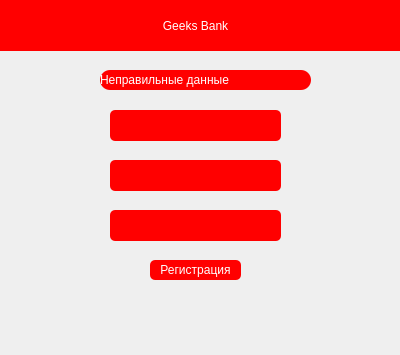
qwertymanuser/bank, file signin.ui: the form before one commit.
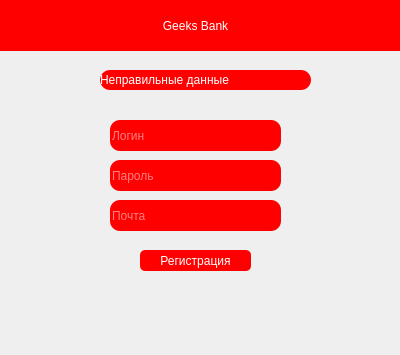
The form after the commit.

```diff
--- a/signin.ui
+++ b/signin.ui
@@ -54,76 +54,13 @@
     <string>Неправильные данные</string>
    </property>
   </widget>
-  <widget class="QLabel" name="login">
-   <property name="geometry">
-    <rect>
-     <x>110</x>
-     <y>110</y>
-     <width>171</width>
-     <height>31</height>
-    </rect>
-   </property>
-   <property name="accessibleName">
-    <string/>
-   </property>
-   <property name="accessibleDescription">
-    <string/>
-   </property>
-   <property name="styleSheet">
-    <string notr="true">font: 17pt &quot;Yu Gothic UI Semibold&quot;;
-color: white;
-background-color: red;
-border-radius: 5px;</string>
-   </property>
-   <property name="text">
-    <string/>
-   </property>
-  </widget>
-  <widget class="QLabel" name="password">
-   <property name="geometry">
-    <rect>
-     <x>110</x>
-     <y>160</y>
-     <width>171</width>
-     <height>31</height>
-    </rect>
-   </property>
-   <property name="styleSheet">
-    <string notr="true">font: 17pt &quot;Yu Gothic UI Semibold&quot;;
-color: white;
-background-color: red;
-border-radius: 5px;</string>
-   </property>
-   <property name="text">
-    <string/>
-   </property>
-  </widget>
-  <widget class="QLabel" name="email">
-   <property name="geometry">
-    <rect>
-     <x>110</x>
-     <y>210</y>
-     <width>171</width>
-     <height>31</height>
-    </rect>
-   </property>
-   <property name="styleSheet">
-    <string notr="true">font: 17pt &quot;Yu Gothic UI Semibold&quot;;
-color: white;
-background-color: red;
-border-radius: 5px;</string>
-   </property>
-   <property name="text">
-    <string/>
-   </property>
-  </widget>
   <widget class="QPushButton" name="signup">
    <property name="geometry">
     <rect>
-     <x>150</x>
-     <y>260</y>
-     <width>91</width>
-     <height>20</height>
+     <x>140</x>
+     <y>250</y>
+     <width>111</width>
+     <height>21</height>
     </rect>
    </property>
    <property name="styleSheet">
@@ -136,6 +73,63 @@
     <string>Регистрация</string>
    </property>
   </widget>
+  <widget class="QLineEdit" name="input_login">
+   <property name="geometry">
+    <rect>
+     <x>110</x>
+     <y>120</y>
+     <width>171</width>
+     <height>31</height>
+    </rect>
+   </property>
+   <property name="styleSheet">
+    <string notr="true">color: white;
+background-color: red;
+border-radius: 10px;
+font: 10pt &quot;MS Shell Dlg 2&quot;;</string>
+   </property>
+   <property name="placeholderText">
+    <string>Логин</string>
+   </property>
+  </widget>
+  <widget class="QLineEdit" name="input_login_2">
+   <property name="geometry">
+    <rect>
+     <x>110</x>
+     <y>160</y>
+     <width>171</width>
+     <height>31</height>
+    </rect>
+   </property>
+   <property name="styleSheet">
+    <string notr="true">color: white;
+background-color: red;
+border-radius: 10px;
+font: 10pt &quot;MS Shell Dlg 2&quot;;</string>
+   </property>
+   <property name="placeholderText">
+    <string>Пароль</string>
+   </property>
+  </widget>
+  <widget class="QLineEdit" name="input_login_3">
+   <property name="geometry">
+    <rect>
+     <x>110</x>
+     <y>200</y>
+     <width>171</width>
+     <height>31</height>
+    </rect>
+   </property>
+   <property name="styleSheet">
+    <string notr="true">color: white;
+background-color: red;
+border-radius: 10px;
+font: 10pt &quot;MS Shell Dlg 2&quot;;</string>
+   </property>
+   <property name="placeholderText">
+    <string>Почта</string>
+   </property>
+  </widget>
  </widget>
  <resources/>
  <connections/>
```
